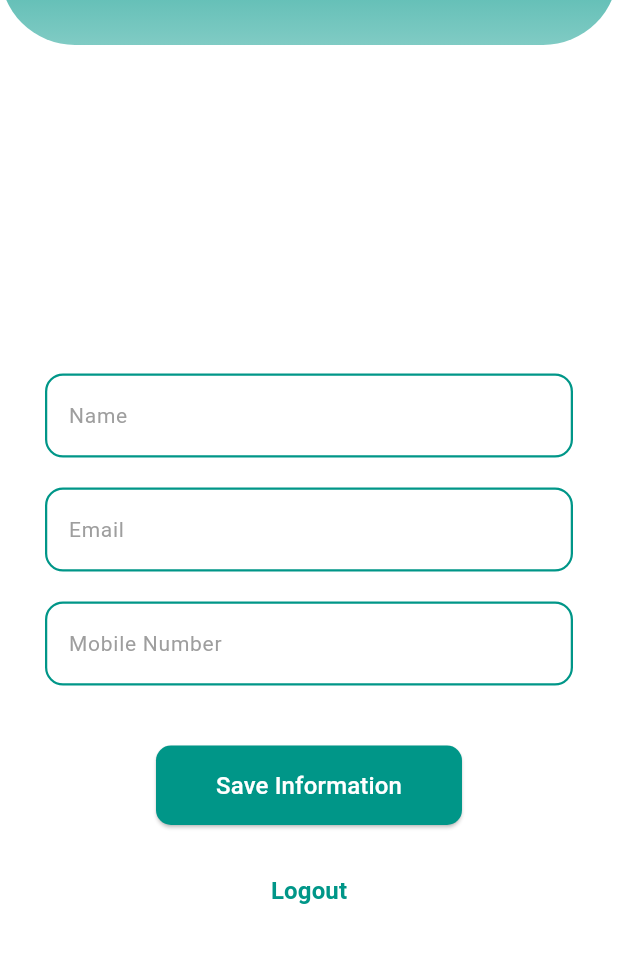
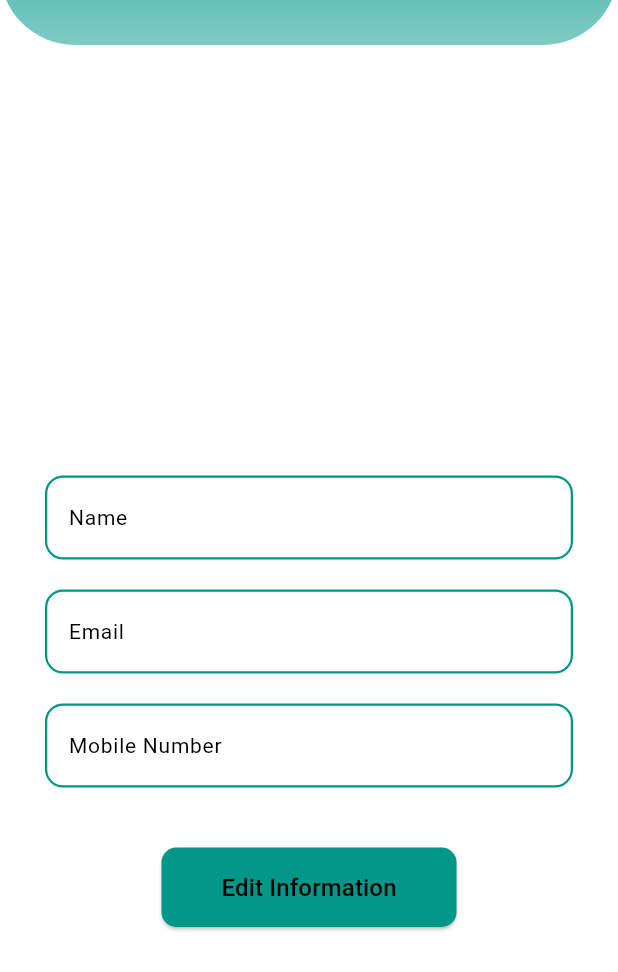
Before and after one commit to jhonrickmeamo/FareGO, a Flutter app: the UserProfilePage screen opened directly, on a phone screen of 412 x 824 dp, the part 264-1236 px from its top. Run offline on Flutter 3.47's test engine with Material 3 defaults, Android fonts, the phone set to English and light mode, and no system bars; our stand-ins replace cloud_firestore, dio, firebase_core, geolocator, google_maps_flutter, permission_handler; missing offline and left inert: mobile_scanner; accounts and stored records are empty; statements that could not run were skipped.

```diff
--- a/lib/home/profile.dart
+++ b/lib/home/profile.dart
@@ -1,6 +1,5 @@
 import 'package:flutter/material.dart';
 import 'package:cloud_firestore/cloud_firestore.dart';
-import 'package:firebase_auth/firebase_auth.dart';
 
 class UserProfilePage extends StatefulWidget {
   const UserProfilePage({super.key});
@@ -14,46 +13,84 @@ class _UserProfilePageState extends State<UserProfilePage> {
   final TextEditingController emailController = TextEditingController();
   final TextEditingController phoneController = TextEditingController();
 
-  final FirebaseAuth _auth = FirebaseAuth.instance;
   final FirebaseFirestore _firestore = FirebaseFirestore.instance;
+
+  bool isEditing = false;
+  bool emailLocked = false; // lock email after first save
+  final String userId = "User"; // unique ID for now
+
+  String? phoneError; // error message for phone validation
 
   @override
   void initState() {
     super.initState();
-    _loadUserInfo(); // Load user info when the page opens
+    _loadUserInfo();
   }
 
   Future<void> _loadUserInfo() async {
-    User? user = _auth.currentUser;
-    if (user != null) {
     DocumentSnapshot userDoc = await _firestore
-          .collection("users")
-          .doc(user.uid)
+        .collection("User")
+        .doc(userId)
         .get();
 
     if (userDoc.exists) {
+      final data = userDoc.data() as Map<String, dynamic>;
       setState(() {
-          nameController.text = userDoc["name"] ?? "";
-          emailController.text = userDoc["email"] ?? user.email ?? "";
-          phoneController.text = userDoc["phone"] ?? "";
+        nameController.text = data["name"] ?? "";
+        emailController.text = data["email"] ?? "";
+        phoneController.text = data["phone"] ?? "";
+        emailLocked = emailController.text.isNotEmpty;
       });
-      }
     }
   }
 
   Future<void> _saveUserInfo() async {
-    User? user = _auth.currentUser;
-    if (user != null) {
-      await _firestore.collection("users").doc(user.uid).set({
+    setState(() {
+      phoneError = null; // reset error before validating
+    });
+
+    if (nameController.text.trim().isEmpty ||
+        emailController.text.trim().isEmpty ||
+        phoneController.text.trim().isEmpty) {
+      ScaffoldMessenger.of(context).showSnackBar(
+        const SnackBar(
+          content: Text("Please fill in all fields before saving."),
+        ),
+      );
+      return;
+    }
+
+    String phone = phoneController.text.trim();
+    if (!(phone.startsWith("+63") || phone.startsWith("09"))) {
+      setState(() {
+        phoneError =
+            "Please input valid phone number that starts with +63 or 09";
+      });
+      return;
+    }
+
+    try {
+      await _firestore.collection("User").doc(userId).set({
         "name": nameController.text.trim(),
         "email": emailController.text.trim(),
-        "phone": phoneController.text.trim(),
+        "phone": phone,
         "updatedAt": FieldValue.serverTimestamp(),
       }, SetOptions(merge: true));
 
       ScaffoldMessenger.of(
         context,
-      ).showSnackBar(SnackBar(content: Text("Information Saved!")));
+      ).showSnackBar(const SnackBar(content: Text("Information Saved!")));
+
+      setState(() {
+        isEditing = false;
+        emailLocked = true;
+      });
+
+      _loadUserInfo();
+    } catch (e) {
+      ScaffoldMessenger.of(
+        context,
+      ).showSnackBar(SnackBar(content: Text("Failed to save: $e")));
     }
   }
 
@@ -64,17 +101,18 @@ class _UserProfilePageState extends State<UserProfilePage> {
       appBar: AppBar(
         backgroundColor: Colors.teal,
         leading: IconButton(
-          icon: Icon(Icons.arrow_back, color: Colors.white),
-          onPressed: () {
-            Navigator.pop(context);
-          },
+          icon: const Icon(Icons.arrow_back, color: Colors.white),
+          onPressed: () => Navigator.pop(context),
         ),
-        title: Text("User Profile", style: TextStyle(color: Colors.white)),
+        title: const Text(
+          "User Profile",
+          style: TextStyle(color: Colors.white),
+        ),
         centerTitle: true,
       ),
       body: Column(
         children: [
-          // Header with logo
+          // Header
           Container(
             height: 150,
             decoration: BoxDecoration(
@@ -83,7 +121,7 @@ class _UserProfilePageState extends State<UserProfilePage> {
                 begin: Alignment.topCenter,
                 end: Alignment.bottomCenter,
               ),
-              borderRadius: BorderRadius.only(
+              borderRadius: const BorderRadius.only(
                 bottomLeft: Radius.circular(50),
                 bottomRight: Radius.circular(50),
               ),
@@ -104,24 +142,39 @@ class _UserProfilePageState extends State<UserProfilePage> {
             ),
           ),
 
-          // Content pushed to bottom
+          // Content
           Expanded(
             child: Align(
               alignment: Alignment.bottomCenter,
               child: SingleChildScrollView(
                 child: Column(
                   children: [
-                    SizedBox(height: 20),
-                    _buildTextField("Name", nameController),
-                    _buildTextField("Email", emailController),
-                    _buildTextField("Mobile Number", phoneController),
+                    const SizedBox(height: 20),
+                    _buildTextField(
+                      "Name",
+                      nameController,
+                      editable: isEditing,
+                    ),
+                    _buildTextField(
+                      "Email",
+                      emailController,
+                      editable: isEditing && !emailLocked,
+                    ),
+                    _buildTextField(
+                      "Mobile Number",
+                      phoneController,
+                      editable: isEditing,
+                      isPhone: true,
+                      errorText: phoneError,
+                    ),
 
-                    SizedBox(height: 30),
+                    const SizedBox(height: 30),
 
+                    // Toggle button
                     ElevatedButton(
                       style: ElevatedButton.styleFrom(
                         backgroundColor: Colors.teal,
-                        padding: EdgeInsets.symmetric(
+                        padding: const EdgeInsets.symmetric(
                           horizontal: 40,
                           vertical: 15,
                         ),
@@ -129,30 +182,25 @@ class _UserProfilePageState extends State<UserProfilePage> {
                           borderRadius: BorderRadius.circular(10),
                         ),
                       ),
-                      onPressed: _saveUserInfo,
+                      onPressed: () {
+                        if (isEditing) {
+                          _saveUserInfo();
+                        } else {
+                          setState(() {
+                            isEditing = true;
+                          });
+                        }
+                      },
                       child: Text(
-                        "Save Information",
-                        style: TextStyle(fontSize: 16, color: Colors.white),
+                        isEditing ? "Save Information" : "Edit Information",
+                        style: const TextStyle(
+                          fontSize: 16,
+                          color: Colors.black,
+                        ),
                       ),
                     ),
 
-                    SizedBox(height: 20),
-
-                    TextButton(
-                      onPressed: () async {
-                        await _auth.signOut();
-                        Navigator.pop(context);
-                      },
-                      child: Text(
-                        "Logout",
-                        style: TextStyle(
-                          color: Colors.teal,
-                          fontWeight: FontWeight.bold,
-                          fontSize: 16,
-                        ),
-                      ),
-                    ),
-                    SizedBox(height: 30),
+                    const SizedBox(height: 30),
                   ],
                 ),
               ),
@@ -163,24 +211,45 @@ class _UserProfilePageState extends State<UserProfilePage> {
     );
   }
 
-  Widget _buildTextField(String label, TextEditingController controller) {
+  Widget _buildTextField(
+    String label,
+    TextEditingController controller, {
+    required bool editable,
+    bool isPhone = false,
+    String? errorText,
+  }) {
+    bool hasError = errorText != null && errorText.isNotEmpty;
+
     return Padding(
       padding: const EdgeInsets.symmetric(horizontal: 30, vertical: 10),
+      child: AbsorbPointer(
+        absorbing: !editable,
         child: TextField(
           controller: controller,
           textAlign: TextAlign.center,
+          readOnly: !editable,
+          keyboardType: isPhone ? TextInputType.phone : TextInputType.text,
           decoration: InputDecoration(
             labelText: label,
-          labelStyle: TextStyle(color: Colors.grey, fontSize: 14),
+            labelStyle: const TextStyle(color: Colors.black, fontSize: 14),
             filled: true,
             fillColor: Colors.white,
+
+            // ✅ Border changes to red on error, else teal
             enabledBorder: OutlineInputBorder(
               borderRadius: BorderRadius.circular(12),
-            borderSide: BorderSide(color: Colors.teal, width: 1.5),
+              borderSide: BorderSide(
+                color: hasError ? Colors.red : Colors.teal,
+                width: 1.5,
+              ),
             ),
             focusedBorder: OutlineInputBorder(
               borderRadius: BorderRadius.circular(12),
-            borderSide: BorderSide(color: Colors.teal, width: 2),
+              borderSide: BorderSide(
+                color: hasError ? Colors.red : Colors.teal,
+                width: 2,
+              ),
+            ),
           ),
         ),
       ),
--- a/pubspec.yaml
+++ b/pubspec.yaml
@@ -32,7 +32,7 @@ dependencies:
     sdk: flutter
 
   device_preview: ^1.3.1
-  geolocator: ^10.1.0
+  geolocator: ^14.0.2
   permission_handler: ^12.0.1
   google_maps_flutter: ^2.12.3
   #google_maps_webservice: ^0.0.20-nullsafety.5
```
Also changed, not shown: lib/main.dart (+6 -1 lines), pubspec.lock, 2 other files. Lines whose indentation alone changed are shown as unchanged.
